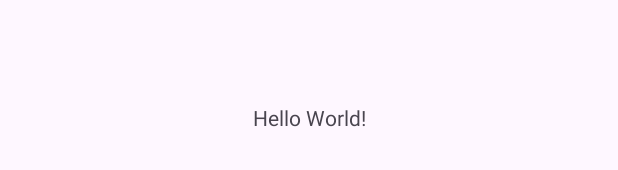
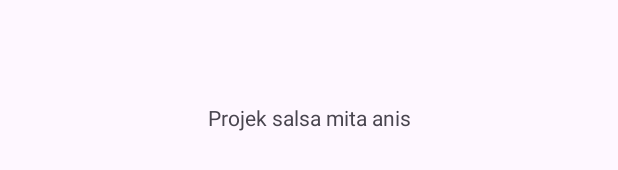
Before and after one commit to salsabilatuadaa/ProjectPBP, an Android app: the layout activity_main.xml on its own in the app's theme, with its tools: preview values and no code run, on a phone screen of 412 x 824 dp. Shown: the part 501-671 px from the top of the screen. Run offline under Robolectric (Android 15) with nearby library versions, the phone set to English and light mode, and no system bars.

Commit message:
coba push

```diff
--- a/app/src/main/res/layout/activity_main.xml
+++ b/app/src/main/res/layout/activity_main.xml
@@ -9,7 +9,7 @@
     <TextView
         android:layout_width="wrap_content"
         android:layout_height="wrap_content"
-        android:text="Hello World!"
+        android:text="Projek salsa mita anis"
         app:layout_constraintBottom_toBottomOf="parent"
         app:layout_constraintEnd_toEndOf="parent"
         app:layout_constraintStart_toStartOf="parent"
```
